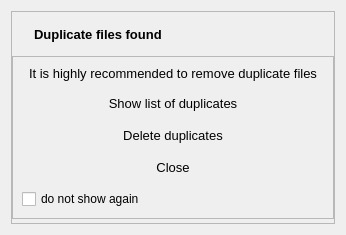
Qt form src/widgets/dup.ui (Michal-D4/fileo) before a commit.
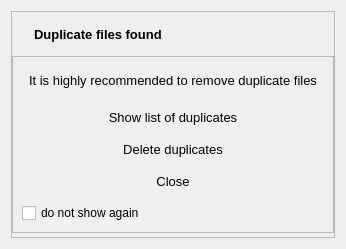
The same form after that commit.

The edit to the form file:
```diff
--- a/src/widgets/dup.ui
+++ b/src/widgets/dup.ui
@@ -7,7 +7,7 @@
     <x>0</x>
     <y>0</y>
     <width>346</width>
-    <height>229</height>
+    <height>245</height>
    </rect>
   </property>
   <property name="windowTitle">
@@ -97,6 +97,12 @@
       </item>
       <item>
        <widget class="QFrame" name="dup_frame">
+        <property name="minimumSize">
+         <size>
+          <width>0</width>
+          <height>177</height>
+         </size>
+        </property>
         <property name="frameShape">
          <enum>QFrame::StyledPanel</enum>
         </property>
@@ -129,6 +135,9 @@
            <property name="alignment">
             <set>Qt::AlignCenter</set>
            </property>
+           <property name="wordWrap">
+            <bool>true</bool>
+           </property>
            <property name="margin">
             <number>0</number>
            </property>
```
